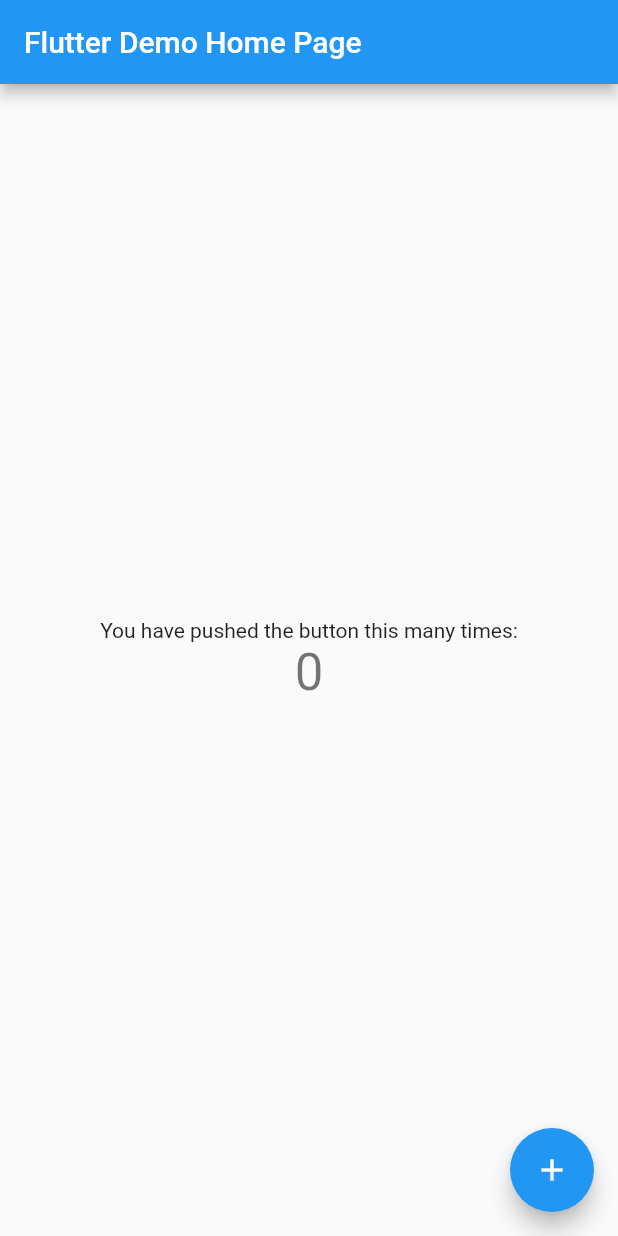
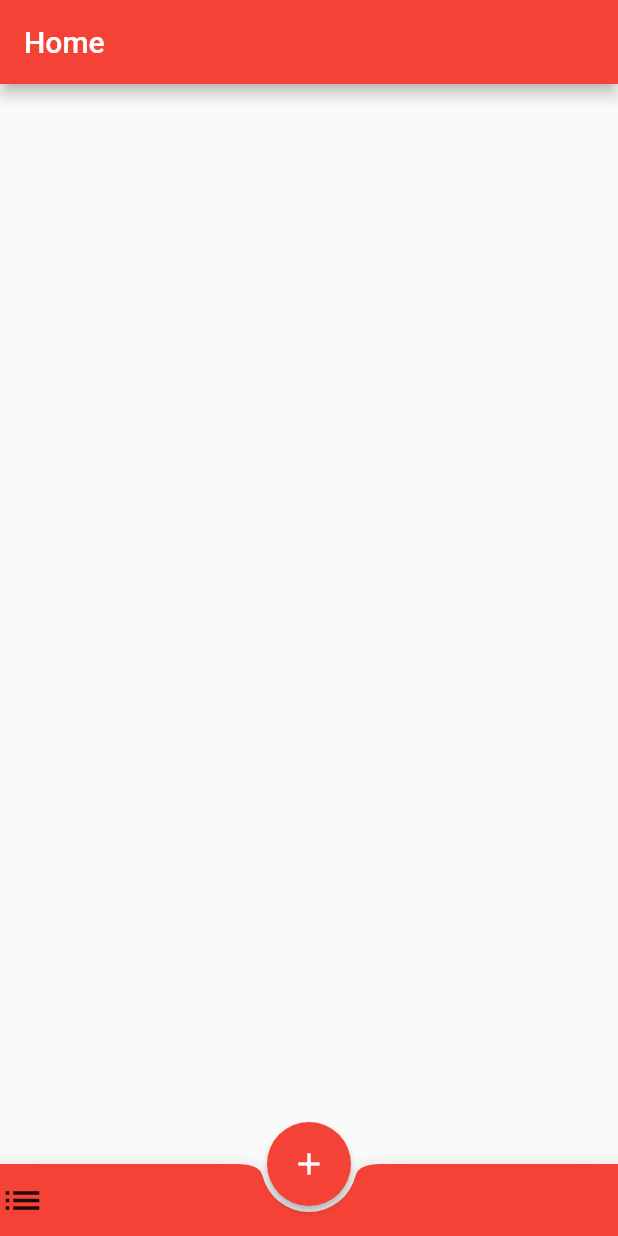
Before and after one commit to Firepeix/ebisu, a Flutter app: the screen it shows after launch, on a phone screen of 412 x 824 dp. Run offline on Flutter 3.47's test engine with Material 2 defaults, Android fonts, the phone set to English and light mode, and no system bars.

Commit message:
Comecando a adicionar a barra de navegacao

```diff
--- a/lib/main.dart
+++ b/lib/main.dart
@@ -9,7 +9,7 @@ class MyApp extends StatelessWidget {
   @override
   Widget build(BuildContext context) {
     return MaterialApp(
-      title: 'Flutter Demo',
+      title: 'Ebisu',
       theme: ThemeData(
         // This is the theme of your application.
         //
@@ -20,9 +20,9 @@ class MyApp extends StatelessWidget {
         // or simply save your changes to "hot reload" in a Flutter IDE).
         // Notice that the counter didn't reset back to zero; the application
         // is not restarted.
-        primarySwatch: Colors.blue,
+        primarySwatch: Colors.red,
       ),
-      home: MyHomePage(title: 'Flutter Demo Home Page'),
+      home: MyHomePage(title: 'Home'),
     );
   }
 }
@@ -46,7 +46,7 @@ class MyHomePage extends StatefulWidget {
 }
 
 class _MyHomePageState extends State<MyHomePage> {
-  int _counter = 0;
+  int _counter = 6;
 
   void _incrementCounter() {
     setState(() {
@@ -73,41 +73,30 @@ class _MyHomePageState extends State<MyHomePage> {
         // the App.build method, and use it to set our appbar title.
         title: Text(widget.title),
       ),
-      body: Center(
-        // Center is a layout widget. It takes a single child and positions it
-        // in the middle of the parent.
-        child: Column(
-          // Column is also a layout widget. It takes a list of children and
-          // arranges them vertically. By default, it sizes itself to fit its
-          // children horizontally, and tries to be as tall as its parent.
-          //
-          // Invoke "debug painting" (press "p" in the console, choose the
-          // "Toggle Debug Paint" action from the Flutter Inspector in Android
-          // Studio, or the "Toggle Debug Paint" command in Visual Studio Code)
-          // to see the wireframe for each widget.
-          //
-          // Column has various properties to control how it sizes itself and
-          // how it positions its children. Here we use mainAxisAlignment to
-          // center the children vertically; the main axis here is the vertical
-          // axis because Columns are vertical (the cross axis would be
-          // horizontal).
-          mainAxisAlignment: MainAxisAlignment.center,
-          children: <Widget>[
-            Text(
-              'You have pushed the button this many times:',
-            ),
-            Text(
-              '$_counter',
-              style: Theme.of(context).textTheme.headline4,
-            ),
+      floatingActionButtonLocation: FloatingActionButtonLocation.centerDocked,
+      floatingActionButton: FloatingActionButton(
+        onPressed: () { },
+        tooltip: 'Increment',
+        child: Icon(Icons.add),
+        elevation: 2.0,
+      ),
+      bottomNavigationBar: BottomAppBar(
+        child: Row(
+          mainAxisSize: MainAxisSize.max,
+          mainAxisAlignment: MainAxisAlignment.spaceBetween,
+          children: [
+            IconButton(
+              iconSize: 30.0,
+              padding: EdgeInsets.only(right: 28.0),
+              icon: Icon(Icons.list),
+              onPressed: () {
+              },
+            )
           ],
         ),
+        shape: CircularNotchedRectangle(),
+        color: Colors.red,
       ),
-      floatingActionButton: FloatingActionButton(
-        onPressed: _incrementCounter,
-        tooltip: 'Increment',
-        child: Icon(Icons.add),
-      ), // This trailing comma makes auto-formatting nicer for build methods.
     );
   }
 }
```
Also changed, not shown: lib/src/UI/Expenditures/Create.dart (added), pubspec.lock (added).
